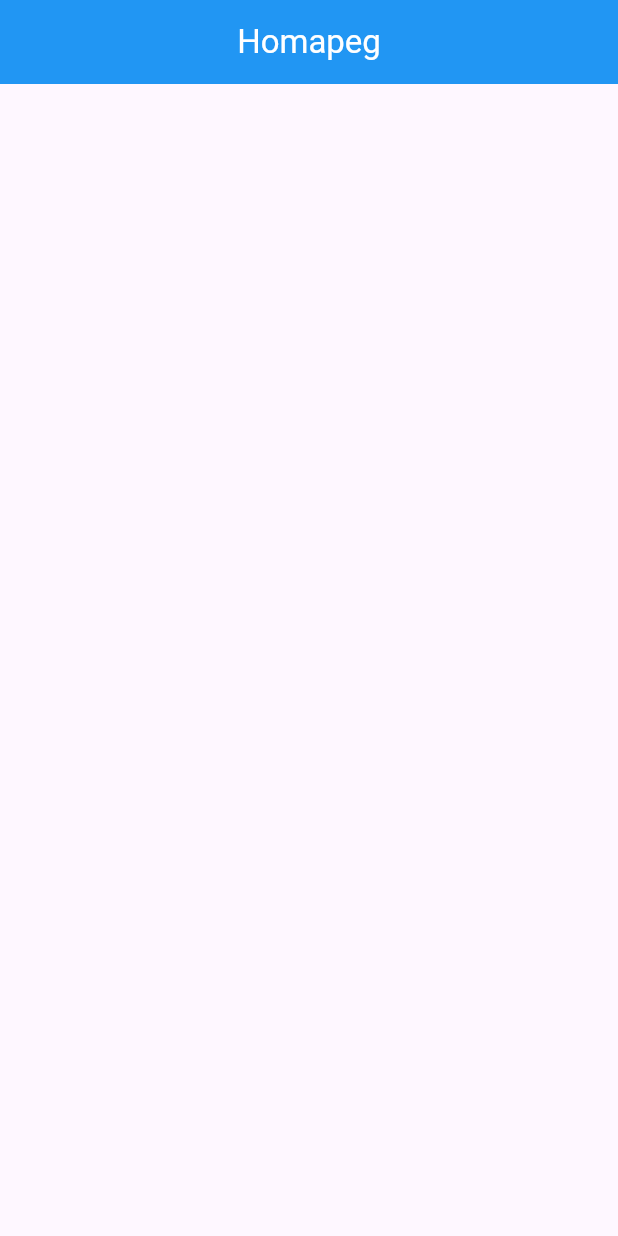
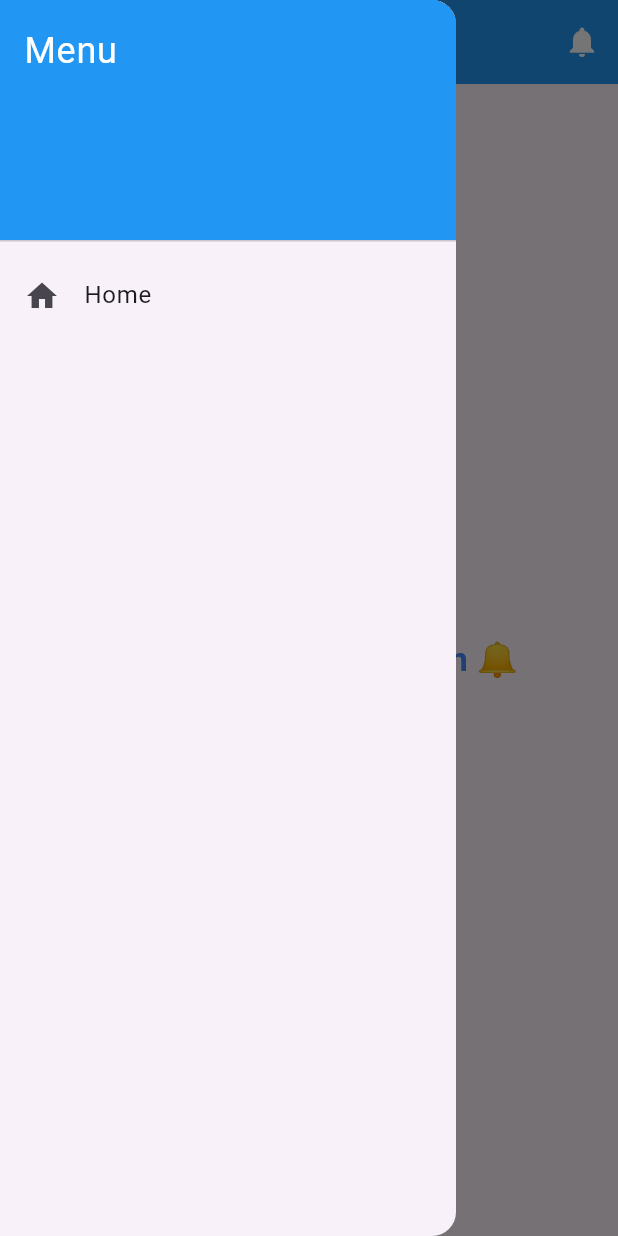
Before and after one commit to DipakSingh0/Flutter_Firebase_Notification, a Flutter app: the screen it shows after launch, with the side drawer open (before the commit the screen has no drawer), on a phone screen of 412 x 824 dp. Run offline on Flutter 3.47's test engine with Material 3 defaults, Android fonts, the phone set to English and light mode, and no system bars; our stand-ins replace firebase_core, firebase_messaging, flutter_local_notifications; accounts and stored records are empty.

```diff
--- /dev/null
+++ b/lib/api/Postman_code.dart
@@ -0,0 +1,28 @@
+/*
+  // POST Request URL:
+  // https://fcm.googleapis.com/v1/projects/Your Project Id/messages:send
+
+  // Body (JSON):
+  {
+    "message": {
+      "token": "Your Device Token Id",
+      "data": {
+        "mydata1": "name",
+        "mydata2": "Dipak Singh"
+      },
+      "notification": {
+        "body": "This is the notification from POSTMAN FCM body",
+        "title": "FCM Notification"
+      }
+    }
+  }
+
+  // Headers:
+  // Key: Authorization
+  // Value: Bearer access_token
+
+  // watch youtube https://www.youtube.com/watch?v=PYfpBwupoMQ
+  // The code city - How to send Firebase notifn from Postman(2025)
+
+  //Then Send POST request to device
+*/
--- a/lib/home_page.dart
+++ /dev/null
@@ -1,17 +0,0 @@
-import 'package:flutter/material.dart';
-
-class HomePage extends StatelessWidget {
-  const HomePage({super.key});
-
-  @override
-  Widget build(BuildContext context) {
-    return Scaffold(
-      appBar: AppBar(
-        title: Text('Homapeg', style:TextStyle(color: Colors.white),),
-        centerTitle: true,
-        backgroundColor: Colors.blue,
-
-      ),
-    );
-  }
-}
--- a/lib/main.dart
+++ b/lib/main.dart
@@ -2,9 +2,10 @@ import 'package:firebase_core/firebase_core.dart';
 import 'package:flutter/material.dart';
 import 'package:notif/api/firebase_api.dart';
 import 'package:notif/firebase_options.dart';
-import 'package:notif/home_page.dart';
-import 'package:notif/notification_page.dart';
+import 'package:notif/pages/home_page.dart';
+import 'package:notif/pages/notification_page.dart';
 
+// global naviagtion
 final navigatorKey = GlobalKey<NavigatorState>();
 
 void main() async {
--- /dev/null
+++ b/lib/pages/home_page.dart
@@ -0,0 +1,54 @@
+import 'package:flutter/material.dart';
+
+class HomePage extends StatelessWidget {
+  const HomePage({super.key});
+
+  @override
+  Widget build(BuildContext context) {
+    return Scaffold(
+      drawer: Drawer(
+        // Basic drawer
+        child: ListView(
+          padding: EdgeInsets.zero,
+          children: const [
+            DrawerHeader(
+              decoration: BoxDecoration(color: Colors.blue),
+              child: Text(
+                'Menu',
+                style: TextStyle(color: Colors.white, fontSize: 24),
+              ),
+            ),
+            ListTile(
+              leading: Icon(Icons.home),
+              title: Text('Home'),
+            ),
+            // Add more items if needed
+          ],
+        ),
+      ),
+      appBar: AppBar(
+        title: const Text('HomePage', style: TextStyle(color: Colors.white)),
+        centerTitle: true,
+        backgroundColor: Colors.blue,
+        actions: [
+          IconButton(
+            icon: const Icon(Icons.notifications, color: Colors.white),
+            onPressed: () {
+              Navigator.pushNamed(context, '/notification_screen');
+            },
+          ),
+        ],
+      ),
+      body: const Center(
+        child: Text(
+          '🔥 Firebase Notification 🔔',
+          style: TextStyle(
+            fontSize: 22,
+            fontWeight: FontWeight.bold,
+            color: Colors.blueAccent,
+          ),
+        ),
+      ),
+    );
+  }
+}
```
Also changed, not shown: lib/pages/notification_page.dart (renamed from lib/notification_page.dart).
